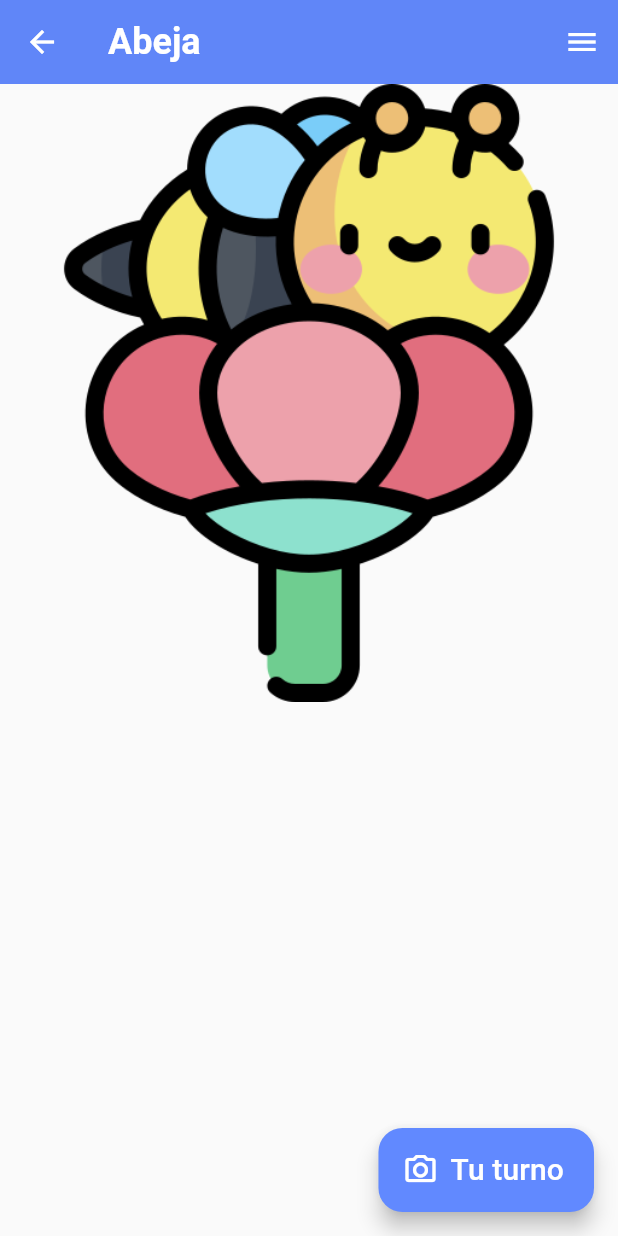
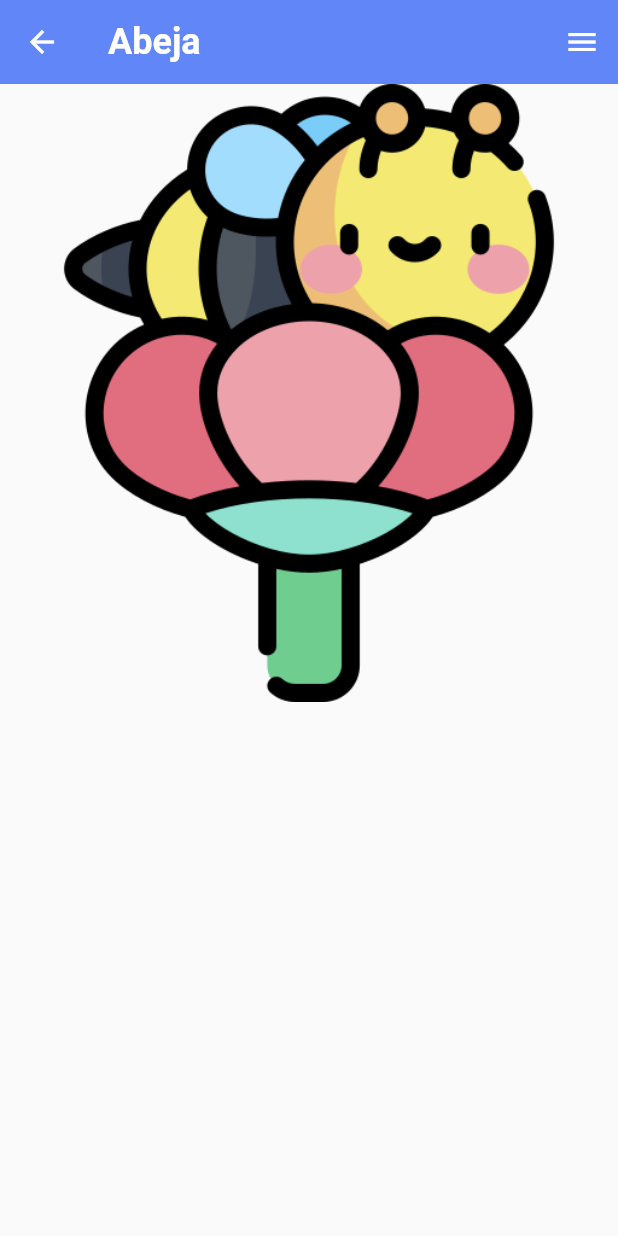
Before and after one commit to amenes12/ensenarte-app, a Flutter app: the DictionaryScreen screen opened by its route, after a tap on "Abeja", on a phone screen of 412 x 824 dp. Run offline on Flutter 3.47's test engine with Material 3 defaults, Android fonts, the phone set to English and light mode, and no system bars; our stand-ins replace cloud_firestore, firebase_auth, firebase_core, google_sign_in; accounts and stored records are empty.

```diff
--- a/lib/components/list_component.dart
+++ b/lib/components/list_component.dart
@@ -20,6 +20,7 @@ class ListComponent extends StatelessWidget {
               arguments: {
                 'title': elements[index].title,
                 'resourceToLoad': elements[index].resourceToLoadRoute,
+                'isCameraSupported': elements[index].isCameraSupported,
               },
             );
           },
--- a/lib/screens/learn_screen.dart
+++ b/lib/screens/learn_screen.dart
@@ -44,7 +44,8 @@ class LearnScreen extends StatelessWidget {
         routeName: AppRouting.learningItemsScreen,
         cardType: CardType.halfCard,
         learningItems: LearningItemProvider.getLearningItemsByCategory(
-            categoryItem.category),
+          categoryItem.category,
+        ),
       );
     }).toList();
   }
--- a/lib/screens/resource_screen.dart
+++ b/lib/screens/resource_screen.dart
@@ -7,9 +7,10 @@ class ResourceScreen extends StatelessWidget {
   @override
   Widget build(BuildContext context) {
     final arguments =
-        ModalRoute.of(context)?.settings.arguments as Map<String, String>?;
+        ModalRoute.of(context)?.settings.arguments as Map<String, dynamic>?;
     final String? title = arguments?['title'];
     final String? resourceToLoad = arguments?['resourceToLoad'];
+    final bool? isCameraSupported = arguments?['isCameraSupported'];
 
     return Scaffold(
       appBar: AppBar(
@@ -27,7 +28,7 @@ class ResourceScreen extends StatelessWidget {
           ],
         ),
       ),
-      floatingActionButton: FloatingActionButton.extended(
+      floatingActionButton: (isCameraSupported!) ? FloatingActionButton.extended(
         onPressed: () {
           // to-do: navigate to the camera
           // one-way: record a short video, send to backend, process and next.
@@ -42,7 +43,7 @@ class ResourceScreen extends StatelessWidget {
         foregroundColor: Colors.white,
         backgroundColor: const Color.fromRGBO(97, 137, 255, 1),
         icon: const Icon(Icons.camera_alt_outlined),
-      ),
+      ) : null ,
     );
   }
 }
```
